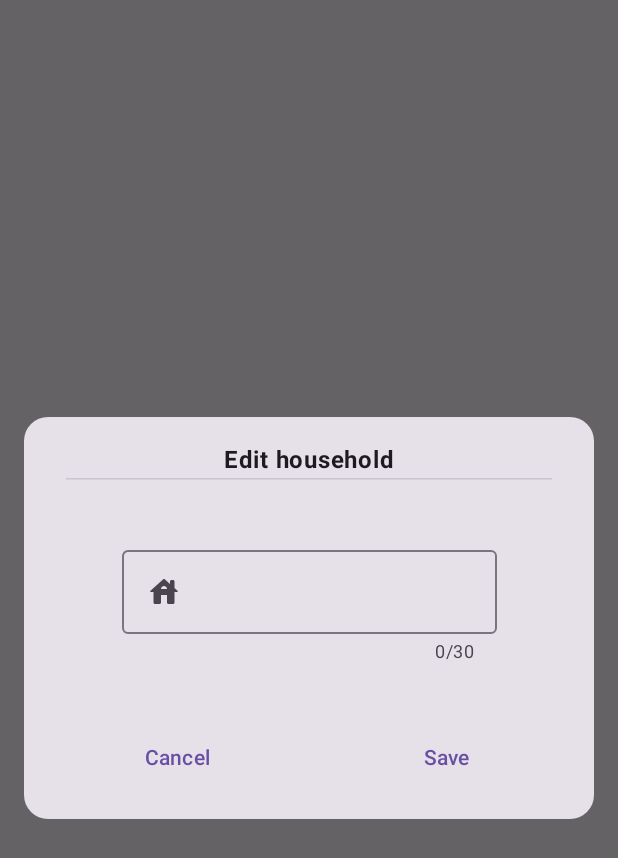
After one commit to neaxro/msc-onlab, an Android app built with Jetpack Compose: the composable EditHouseholdDialog called with empty values, on a phone screen of 412 x 824 dp. The commit adds this screen. Shown: the top 858 px of the screen. Run offline under Robolectric (Android 15) with nearby library versions, the phone set to English and light mode, and no system bars.

Commit message:
APP: Implemented Household edit function.

```diff
--- /dev/null
+++ b/app/app/src/main/java/com/example/msc_onlab/data/model/household/HouseholdUpdateData.kt
@@ -0,0 +1,5 @@
+package com.example.msc_onlab.data.model.household
+
+data class HouseholdUpdateData(
+    val title: String
+)
--- a/app/app/src/main/java/com/example/msc_onlab/data/repository/household/HouseholdRepository.kt
+++ b/app/app/src/main/java/com/example/msc_onlab/data/repository/household/HouseholdRepository.kt
@@ -1,5 +1,7 @@
 package com.example.msc_onlab.data.repository.household
 
+import com.example.msc_onlab.data.model.household.HouseholdUpdateData
+import com.example.msc_onlab.data.model.household.HouseholdUpdateResponse
 import com.example.msc_onlab.data.model.household.HouseholdsBrief
 import com.example.msc_onlab.data.model.login.LoginData
 import com.example.msc_onlab.data.model.login.LoginResponse
@@ -8,4 +10,6 @@ import retrofit2.Response
 
 interface HouseholdRepository {
     suspend fun getAllHouseholds(userId: String): Resource<HouseholdsBrief>
+
+    suspend fun updateHousehold(householdId: String, newHouseholdData: HouseholdUpdateData): Resource<HouseholdUpdateResponse>
 }
--- a/app/app/src/main/java/com/example/msc_onlab/helpers/Constants.kt
+++ b/app/app/src/main/java/com/example/msc_onlab/helpers/Constants.kt
@@ -15,4 +15,7 @@ object Constants {
 
     const val MIN_EMAIL_LENGTH = 6
     const val MAX_EMAIL_LENGTH = 40
+
+    const val MIN_HOUSEHOLD_NAME_LENGTH = 4
+    const val MAX_HOUSEHOLD_NAME_LENGTH = 30
 }
--- a/app/app/src/main/java/com/example/msc_onlab/helpers/LoggedPersonData.kt
+++ b/app/app/src/main/java/com/example/msc_onlab/helpers/LoggedPersonData.kt
@@ -15,4 +15,6 @@ object LoggedPersonData {
 
             field = value
         }
+
+    var SELECTED_HOUSEHOLD_ID: String? = null
 }
--- a/app/app/src/main/java/com/example/msc_onlab/ui/feature/common/HouseholdBriefListItem.kt
+++ b/app/app/src/main/java/com/example/msc_onlab/ui/feature/common/HouseholdBriefListItem.kt
@@ -33,7 +33,7 @@ fun HouseholdsBriefListItem(
     id: String,
     numberOfMembers: Int,
     numberOfTasks: Int,
-    onEdit: (String) -> Unit,
+    onEdit: (String, String) -> Unit,
     onClick: (String) -> Unit,
 ){
     Row(
@@ -63,7 +63,7 @@ fun HouseholdsBriefListItem(
             }
         }
 
-        IconButton(onClick = { onEdit(id) }) {
+        IconButton(onClick = { onEdit(id, title) }) {
             Icon(imageVector = Icons.Rounded.MoreVert, contentDescription = "Edit")
         }
     }
--- /dev/null
+++ b/app/app/src/main/java/com/example/msc_onlab/ui/feature/households/EditHouseholdDialog.kt
@@ -0,0 +1,138 @@
+package com.example.msc_onlab.ui.feature.households
+
+import android.app.Dialog
+import android.widget.Space
+import androidx.compose.foundation.layout.Arrangement
+import androidx.compose.foundation.layout.Column
+import androidx.compose.foundation.layout.Row
+import androidx.compose.foundation.layout.Spacer
+import androidx.compose.foundation.layout.fillMaxSize
+import androidx.compose.foundation.layout.fillMaxWidth
+import androidx.compose.foundation.layout.height
+import androidx.compose.foundation.layout.padding
+import androidx.compose.foundation.shape.RoundedCornerShape
+import androidx.compose.material.icons.Icons
+import androidx.compose.material.icons.rounded.AccountCircle
+import androidx.compose.material.icons.rounded.House
+import androidx.compose.material3.Card
+import androidx.compose.material3.HorizontalDivider
+import androidx.compose.material3.Icon
+import androidx.compose.material3.Text
+import androidx.compose.material3.TextButton
+import androidx.compose.runtime.Composable
+import androidx.compose.runtime.getValue
+import androidx.compose.runtime.mutableStateOf
+import androidx.compose.runtime.remember
+import androidx.compose.runtime.saveable.rememberSaveable
+import androidx.compose.runtime.setValue
+import androidx.compose.ui.Alignment
+import androidx.compose.ui.Modifier
+import androidx.compose.ui.draw.scale
+import androidx.compose.ui.platform.LocalContext
+import androidx.compose.ui.text.font.FontWeight
+import androidx.compose.ui.tooling.preview.Preview
+import androidx.compose.ui.unit.dp
+import androidx.compose.ui.window.Dialog
+import com.example.msc_onlab.helpers.Constants
+import com.example.msc_onlab.helpers.DataFieldErrors
+import com.example.msc_onlab.helpers.validateHouseholdName
+import com.example.msc_onlab.ui.feature.common.SmartOutlinedTextField
+
+@Composable
+fun EditHouseholdDialog(
+    currentName: String,
+    onDismissRequest: () -> Unit,
+    onConfirmation: (String) -> Unit,
+){
+    var newName by rememberSaveable { mutableStateOf(currentName) }
+    var isError by rememberSaveable { mutableStateOf(false) }
+    var errorMessage by rememberSaveable { mutableStateOf("") }
+    val context = LocalContext.current
+
+    Dialog(
+        onDismissRequest = { onDismissRequest() }
+    ) {
+        Card(
+            modifier = Modifier
+                .fillMaxWidth()
+                .height(300.dp)
+                .padding(16.dp),
+            shape = RoundedCornerShape(16.dp),
+        ) {
+
+            Column(
+                modifier = Modifier
+                    .fillMaxSize()
+                    .padding(10.dp),
+                horizontalAlignment = Alignment.CenterHorizontally,
+                verticalArrangement = Arrangement.SpaceAround
+            ) {
+                Column(
+                    horizontalAlignment = Alignment.CenterHorizontally,
+                    verticalArrangement = Arrangement.Top
+                ) {
+                    Text(
+                        text = "Edit household",
+                        fontWeight = FontWeight.Bold
+                    )
+                    HorizontalDivider(modifier = Modifier.scale(0.9f))
+                }
+
+                Spacer(modifier = Modifier.padding(vertical = 5.dp))
+
+                SmartOutlinedTextField(
+                    value = newName,
+                    label = {
+                        Icon(
+                            imageVector = Icons.Rounded.House,
+                            contentDescription = "Household name"
+                        )
+                    },
+                    onValueChange = {
+                        val error = validateHouseholdName(householdName = it, context = context)
+                        isError = error !is DataFieldErrors.NoError
+                        errorMessage = error.message
+
+                        if (it.length <= Constants.MAX_HOUSEHOLD_NAME_LENGTH) {
+                            newName = it
+                        }
+                    },
+                    isError = isError,
+                    errorMessage = errorMessage,
+                    singleLine = true,
+                    maxLength = Constants.MAX_HOUSEHOLD_NAME_LENGTH,
+                    readOnly = false,
+                    enabled = true
+                )
+
+                Spacer(modifier = Modifier.padding(vertical = 5.dp))
+
+                Row(
+                    modifier = Modifier.fillMaxWidth(),
+                    horizontalArrangement = Arrangement.SpaceAround
+                ) {
+                    TextButton(onClick = { onDismissRequest() }) {
+                        Text(text = "Cancel")
+                    }
+
+                    TextButton(
+                        onClick = { onConfirmation(newName) },
+                        enabled = !isError
+                    ) {
+                        Text(text = "Save")
+                    }
+                }
+            }
+        }
+    }
+}
+
+@Preview(showBackground = true)
+@Composable
+fun EditHouseholdDialogPreview(){
+    EditHouseholdDialog(
+        currentName = "Lakas",
+        onDismissRequest = { },
+        onConfirmation = { },
+    )
+}
```
Also changed, not shown: app/app/src/main/java/com/example/msc_onlab/data/model/household/HouseholdUpdateResponse.kt (added, +7 -0 lines), app/app/src/main/java/com/example/msc_onlab/data/remote/HouseholdApi.kt (+11 -3 lines), app/app/src/main/java/com/example/msc_onlab/data/repository/household/HouseholdRepositoryImpl.kt (+28 -0 lines), app/app/src/main/java/com/example/msc_onlab/helpers/DataValidaters.kt (+11 -0 lines), app/app/src/main/java/com/example/msc_onlab/ui/feature/households/HouseholdsScreen.kt (+71 -5 lines), app/app/src/main/java/com/example/msc_onlab/ui/feature/households/HouseholdsViewModel.kt (+96 -0 lines), app/app/src/main/java/com/example/msc_onlab/ui/feature/mainMenu/MainMenuScreen.kt (+0 -34 lines).
